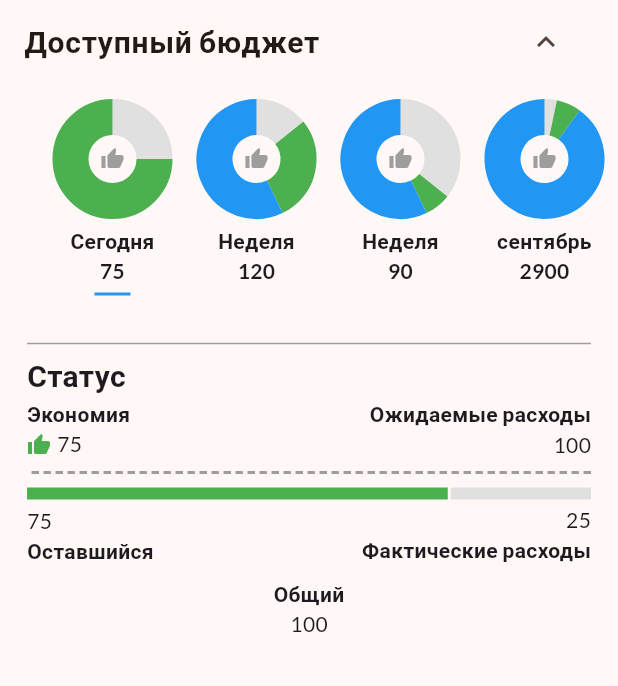
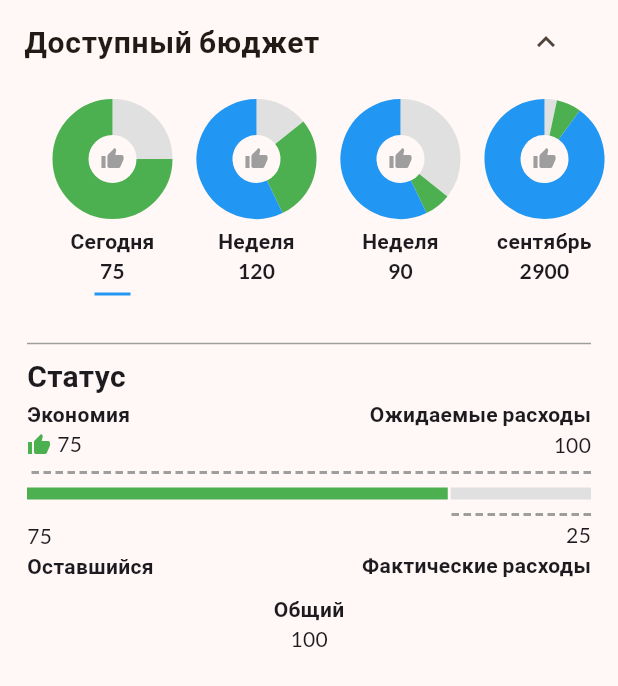
Before and after one commit to denickman/Budget, a Flutter app: the screen it shows after launch, after a tap on the "keyboard arrow down" icon, after a tap on "Сегодня", on a phone screen of 412 x 824 dp. Shown: the top 686 px of the screen. Run offline on Flutter 3.47's test engine with Material 3 defaults, Android fonts, the phone set to English and light mode, and no system bars; drawn by our look-alikes of fl_chart; our stand-ins replace google_fonts.

Commit message:
Refactor status segments widget

```diff
--- a/lib/widgets/available/available_status.dart
+++ b/lib/widgets/available/available_status.dart
@@ -45,11 +45,7 @@ class AvailableStatus extends StatelessWidget {
             green: green,
           ),
           const SizedBox(height: 8),
-          SegmentsStatus(
-            initial: initial,
-            spent: spent,
-            expected: expected,
-          ),
+          SegmentsStatus(initial: initial, spent: spent, expected: expected),
           const SizedBox(height: 4),
           RemainAndActualStatus(initial: initial, spent: spent),
           const SizedBox(height: 8),
--- a/lib/widgets/available/status_segments.dart
+++ b/lib/widgets/available/status_segments.dart
@@ -22,8 +22,10 @@ class SegmentsStatus extends StatelessWidget {
     double green = getGreen(expected, spent);
     double future = initial - expected;
     double total = initial + red;
-    // Пунктирная линия покрывает gray + red (если есть) или gray + green (если есть) или gray (если нет variance)
+    // Первая пунктирная линия: покрывает gray + red (если есть) или gray + green (если есть) или gray
     double dashedLineFraction = (gray + (red > 0 ? red : green)) / total;
+    // Вторая пунктирная линия: покрывает только gray
+    double grayLineFraction = gray / total;
 
     const double segmentSpacing = 2.0;
     List<Widget> segments = [];
@@ -77,7 +79,7 @@ class SegmentsStatus extends StatelessWidget {
 
     return Column(
       children: [
-        // Пунктирная линия
+        // Первая пунктирная линия
         Align(
           alignment: Alignment.centerRight,
           child: FractionallySizedBox(
@@ -85,7 +87,7 @@ class SegmentsStatus extends StatelessWidget {
             child: Row(
               mainAxisSize: MainAxisSize.max,
               children: [
-                //const Icon(Icons.arrow_drop_down, color: AppColors.dashedLine),
+                // const Icon(Icons.arrow_drop_down, color: AppColors.dashedLine),
                 Expanded(
                   child: CustomPaint(
                     painter: DashedLinePainter(),
@@ -97,9 +99,27 @@ class SegmentsStatus extends StatelessWidget {
           ),
         ),
         // Сегменты (справа налево визуально: серый -> красный/зелёный -> синий)
-        Row(
-          textDirection: TextDirection.rtl,
-          children: segments,
+        Row(textDirection: TextDirection.rtl, children: segments),
+        // Вторая пунктирная линия (покрывает только серый сегмент)
+        SizedBox(height: 10),
+        Align(
+          alignment: Alignment.centerRight,
+          child: FractionallySizedBox(
+            widthFactor: grayLineFraction,
+
+            child: Row(
+              mainAxisSize: MainAxisSize.max,
+              children: [
+                // const Icon(Icons.arrow_drop_up, color: AppColors.dashedLine),
+                Expanded(
+                  child: CustomPaint(
+                    painter: DashedLinePainter(),
+                    child: const SizedBox(height: 0),
+                  ),
+                ),
+              ],
+            ),
+          ),
         ),
       ],
     );
```
